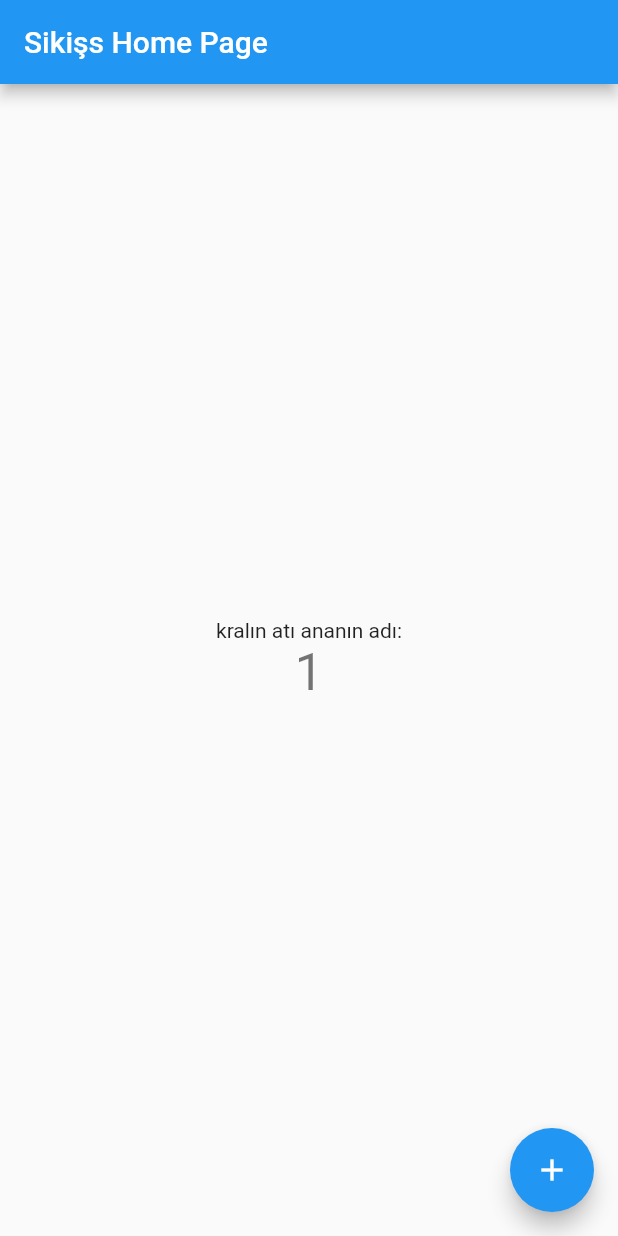
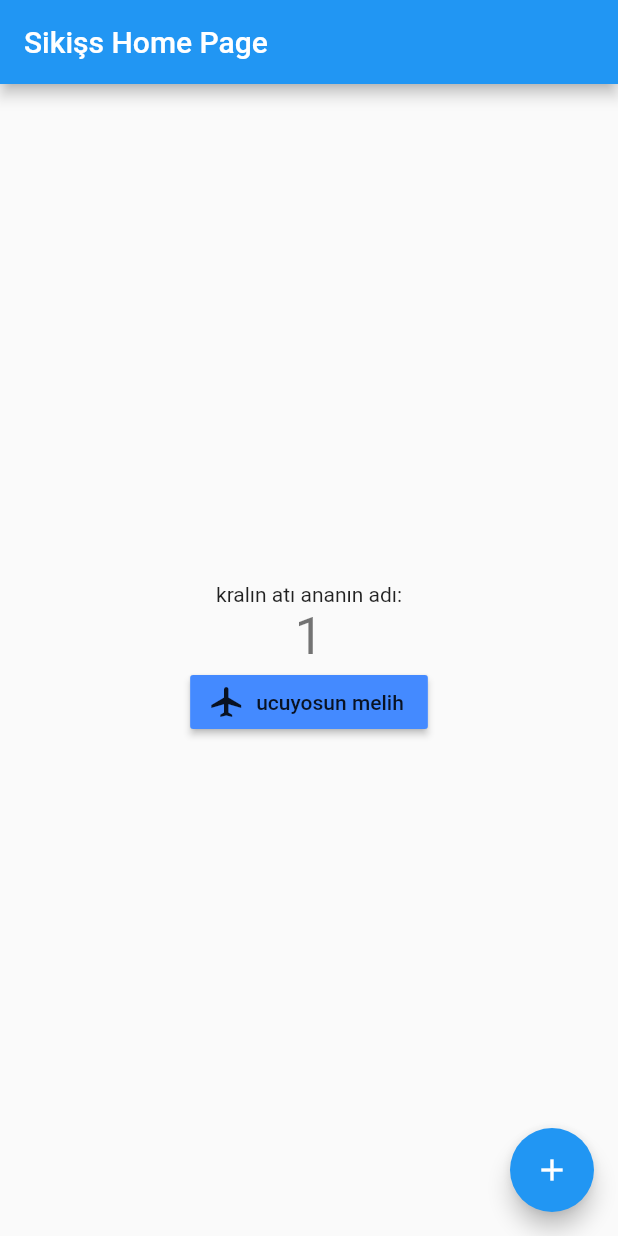
Before and after one commit to bahoisreliable/deneme2, a Flutter app: the screen it shows after launch, after a tap on the "add" icon, on a phone screen of 412 x 824 dp. Run offline on Flutter 3.47's test engine with Material 2 defaults, Android fonts, the phone set to English and light mode, and no system bars.

```diff
--- a/lib/main.dart
+++ b/lib/main.dart
@@ -1,4 +1,5 @@
 import 'package:flutter/material.dart';
+import 'package:githubdeneme/sekme.dart';
 
 void main() {
   runApp(MyApp());
@@ -52,6 +53,14 @@ class _MyHomePageState extends State<MyHomePage> {
               '$_counter',
               style: Theme.of(context).textTheme.headline4,
             ),
+            RaisedButton.icon(
+              icon: Icon(Icons.airplanemode_active),
+              label: Text("ucuyosun melih"),
+              color: Colors.blueAccent,
+              disabledColor: Colors.amber,
+              onPressed: () => Navigator.push(
+                  context, MaterialPageRoute(builder: (context) => Sekme())),
+            )
           ],
         ),
       ),
@@ -59,7 +68,8 @@ class _MyHomePageState extends State<MyHomePage> {
         onPressed: _incrementCounter,
         tooltip: 'Increment',
         child: Icon(Icons.add),
-      ), // This trailing comma makes auto-formatting nicer for build methods.
+      ),
+      // This trailing comma makes auto-formatting nicer for build methods.
     );
   }
 }
```
Also changed, not shown: lib/sekme.dart (added, +18 -0 lines), 1 other file.
